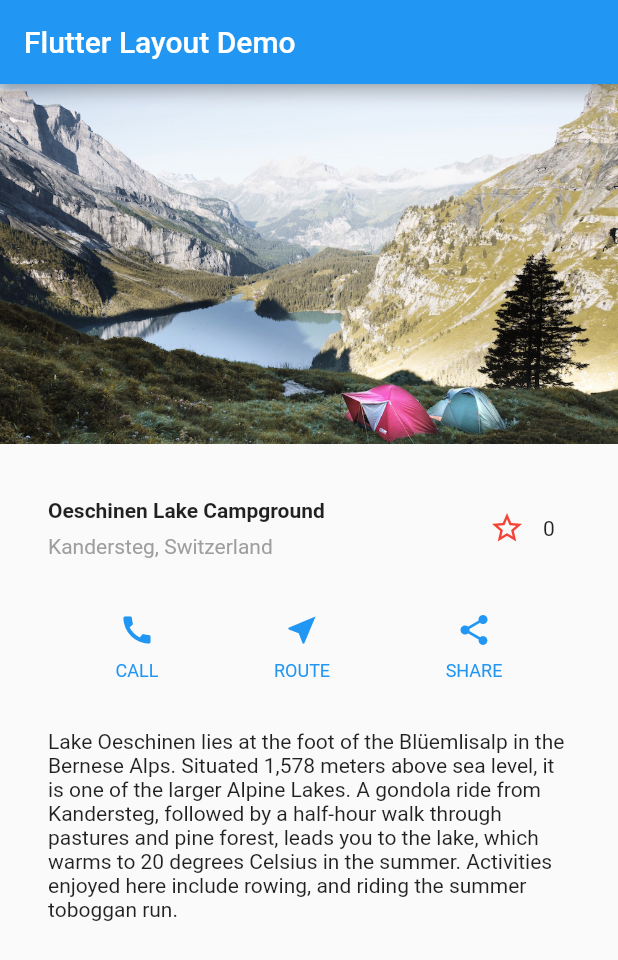
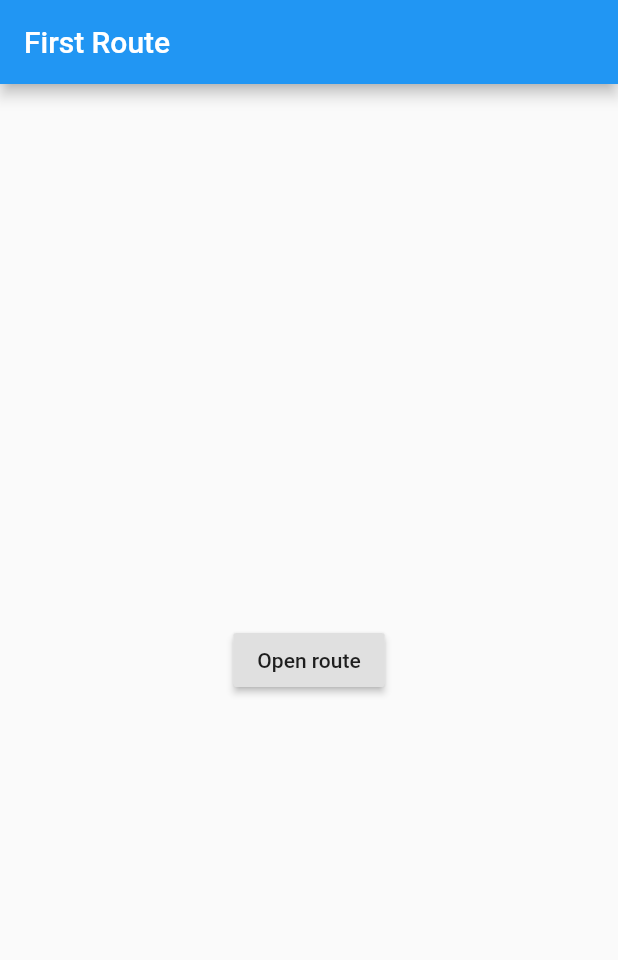
Before and after one commit to plicca/flutter-academy, a Flutter app: the screen it shows after launch, on a phone screen of 412 x 824 dp. Shown: the top 960 px of the screen. Run offline on Flutter 3.47's test engine with Material 2 defaults, Android fonts, the phone set to English and light mode, and no system bars.

Commit message:
Tutorial code on how to navigate to a new screen and back

```diff
--- a/lib/main.dart
+++ b/lib/main.dart
@@ -1,156 +1,49 @@
 import 'package:flutter/material.dart';
 
-void main() => runApp(MyApp());
+void main() {
+  runApp(MaterialApp(
+    title: 'Navigation Basics',
+    home: FirstRoute(),
+  ));
+}
 
-class MyApp extends StatelessWidget {
+class FirstRoute extends StatelessWidget {
   @override
   Widget build(BuildContext context) {
-    Widget titleSection = Container(
-      padding: const EdgeInsets.all(32.0),
-      child: Row(
-        children: [
-          Expanded(
-            /*1*/
-            child: Column(
-              crossAxisAlignment: CrossAxisAlignment.start,
-              children: [
-                /*2*/
-                Container(
-                  padding: const EdgeInsets.only(bottom: 8.0),
-                  child: Text(
-                    'Oeschinen Lake Campground',
-                    style: TextStyle(
-                      fontWeight: FontWeight.bold,
-                    ),
-                  ),
-                ),
-                Text(
-                  'Kandersteg, Switzerland',
-                  style: TextStyle(
-                    color: Colors.grey[500],
-                  ),
-                ),
-              ],
-            ),
-          ),
-          /*3*/
-          FavoriteWidget(),
-        ],
+    return Scaffold(
+      appBar: AppBar(
+        title: Text('First Route'),
       ),
-    );
-
-    Color color = Theme.of(context).primaryColor;
-
-    Widget buttonSection = Container(
-      child: Row(
-        mainAxisAlignment: MainAxisAlignment.spaceEvenly,
-        children: [
-          _buildButtonColumn(color, Icons.call, 'CALL'),
-          _buildButtonColumn(color, Icons.near_me, 'ROUTE'),
-          _buildButtonColumn(color, Icons.share, 'SHARE'),
-        ],
-      ),
-    );
-
-    Widget textSection = Container(
-      padding: const EdgeInsets.all(32.0),
-      child: Text(
-        'Lake Oeschinen lies at the foot of the Blüemlisalp in the Bernese '
-            'Alps. Situated 1,578 meters above sea level, it is one of the '
-            'larger Alpine Lakes. A gondola ride from Kandersteg, followed by a '
-            'half-hour walk through pastures and pine forest, leads you to the '
-            'lake, which warms to 20 degrees Celsius in the summer. Activities '
-            'enjoyed here include rowing, and riding the summer toboggan run.',
-        softWrap: true,
-      ),
-    );
-
-    return MaterialApp(
-      title: 'Flutter Layout Demo',
-      home: Scaffold(
-        appBar: AppBar(
-          title: Text('Flutter Layout Demo'),
-        ),
-        body: ListView(
-          children: [
-            Image.asset(
-              'img/lake.jpg',
-              width: 600.0,
-              height: 240.0,
-              fit: BoxFit.cover,
-            ),
-            titleSection,
-            buttonSection,
-            textSection,
-          ],
+      body: Center(
+        child: RaisedButton(
+          child: Text('Open route'),
+          onPressed: () {
+            Navigator.push(
+              context,
+              MaterialPageRoute(builder: (context) => SecondRoute()),
+            );
+          },
         ),
       ),
     );
   }
+}
 
-  Column _buildButtonColumn(Color color, IconData icon, String label) {
-    return Column(
-      mainAxisSize: MainAxisSize.min,
-      mainAxisAlignment: MainAxisAlignment.center,
-      children: [
-        Icon(icon, color: color),
-        Container(
-          margin: const EdgeInsets.only(top: 8.0),
-          child: Text(
-            label,
-            style: TextStyle(
-              fontSize: 12.0,
-              fontWeight: FontWeight.w400,
-              color: color,
-            ),
-          ),
+class SecondRoute extends StatelessWidget {
+  @override
+  Widget build(BuildContext context) {
+    return Scaffold(
+      appBar: AppBar(
+        title: Text("Second Route"),
+      ),
+      body: Center(
+        child: RaisedButton(
+          onPressed: () {
+            Navigator.pop(context);
+          },
+          child: Text('Go back!'),
         ),
-      ],
+      ),
     );
   }
 }
-
-class FavoriteWidget extends StatefulWidget {
-  @override
-  _FavoriteWidgetState createState() => _FavoriteWidgetState();
-}
-
-class _FavoriteWidgetState extends State<FavoriteWidget> {
-  bool _isFavorited = false;
-  int _favoriteCount = 0;
-
-  void _toggleFavorite() {
-    setState(() {
-      if (_isFavorited) {
-        _favoriteCount -= 1;
-        _isFavorited = false;
-      } else {
-        _favoriteCount += 1;
-        _isFavorited = true;
-      }
-    });
-  }
-
-  @override
-  Widget build(BuildContext context) {
-    return Row(
-      mainAxisSize: MainAxisSize.min,
-      children: [
-        Container(
-          padding: EdgeInsets.all(0.0),
-          child: IconButton(
-            icon: (_isFavorited ? Icon(Icons.star) : Icon(Icons.star_border)),
-            color: Colors.red[500],
-            onPressed: _toggleFavorite,
-          ),
-        ),
-        SizedBox(
-          width: 18.0,
-          child: Container(
-            child: Text('$_favoriteCount'),
-          ),
-        ),
-      ],
-    );
-  }
-}
```
